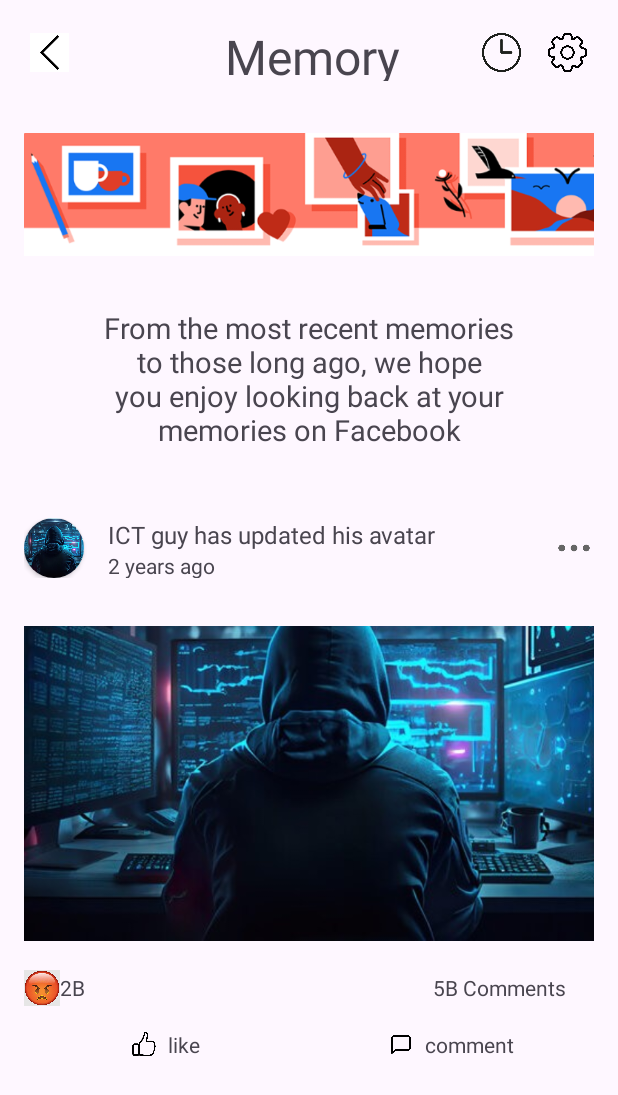
After one commit to 22BI13371/facebook-client-project, an Android app: the fragment MemoryFragment shown on its own in the app's theme, on a phone screen of 412 x 824 dp. The commit adds this screen. Shown: the top 1095 px of the screen. Run offline under Robolectric (Android 15) with nearby library versions, the light colour scheme and no system bars.

Commit message:
Memory_Fragment

```diff
--- /dev/null
+++ b/app/src/main/java/vn/edu/usth/facebookclient/MemoryFragment.java
@@ -0,0 +1,64 @@
+package vn.edu.usth.facebookclient;
+
+import android.os.Bundle;
+
+import androidx.fragment.app.Fragment;
+
+import android.view.LayoutInflater;
+import android.view.View;
+import android.view.ViewGroup;
+
+/**
+ * A simple {@link Fragment} subclass.
+ * Use the {@link MemoryFragment#newInstance} factory method to
+ * create an instance of this fragment.
+ */
+public class MemoryFragment extends Fragment {
+
+    // TODO: Rename parameter arguments, choose names that match
+    // the fragment initialization parameters, e.g. ARG_ITEM_NUMBER
+    private static final String ARG_PARAM1 = "param1";
+    private static final String ARG_PARAM2 = "param2";
+
+    // TODO: Rename and change types of parameters
+    private String mParam1;
+    private String mParam2;
+
+    public MemoryFragment() {
+        // Required empty public constructor
+    }
+
+    /**
+     * Use this factory method to create a new instance of
+     * this fragment using the provided parameters.
+     *
+     * @param param1 Parameter 1.
+     * @param param2 Parameter 2.
+     * @return A new instance of fragment MemoryFragment.
+     */
+    // TODO: Rename and change types and number of parameters
+    public static MemoryFragment newInstance(String param1, String param2) {
+        MemoryFragment fragment = new MemoryFragment();
+        Bundle args = new Bundle();
+        args.putString(ARG_PARAM1, param1);
+        args.putString(ARG_PARAM2, param2);
+        fragment.setArguments(args);
+        return fragment;
+    }
+
+    @Override
+    public void onCreate(Bundle savedInstanceState) {
+        super.onCreate(savedInstanceState);
+        if (getArguments() != null) {
+            mParam1 = getArguments().getString(ARG_PARAM1);
+            mParam2 = getArguments().getString(ARG_PARAM2);
+        }
+    }
+
+    @Override
+    public View onCreateView(LayoutInflater inflater, ViewGroup container,
+                             Bundle savedInstanceState) {
+        // Inflate the layout for this fragment
+        return inflater.inflate(R.layout.fragment_memory, container, false);
+    }
+}
--- /dev/null
+++ b/app/src/main/res/layout/fragment_memory.xml
@@ -0,0 +1,232 @@
+<?xml version="1.0" encoding="utf-8"?>
+<LinearLayout xmlns:android="http://schemas.android.com/apk/res/android"
+    xmlns:tools="http://schemas.android.com/tools"
+    android:layout_width="match_parent"
+    android:layout_height="match_parent"
+    xmlns:app="http://schemas.android.com/apk/res-auto"
+    android:orientation="horizontal"
+    tools:context=".MemoryFragment">
+
+    <LinearLayout
+        android:layout_width="match_parent"
+        android:layout_height="match_parent"
+        android:orientation="vertical">
+
+        <LinearLayout
+            android:layout_width="match_parent"
+            android:layout_height="70dp"
+            android:gravity="center_vertical"
+            android:orientation="horizontal"
+            android:padding="16dp"
+            tools:ignore="UseCompoundDrawables">
+
+            <ImageView
+                android:layout_width="34dp"
+                android:layout_height="match_parent"
+                android:layout_gravity="center_vertical"
+                android:contentDescription="@string/arrow"
+                android:padding="4dp"
+                android:src="@drawable/arrow" />
+
+            <TextView
+                android:layout_width="wrap_content"
+                android:layout_height="wrap_content"
+                android:layout_marginLeft="100dp"
+                android:layout_marginRight="50dp"
+                android:text="@string/Memory"
+                android:textSize="32sp" />
+
+            <ImageView
+                android:layout_width="34dp"
+                android:layout_height="match_parent"
+                android:layout_gravity="center_vertical"
+                android:contentDescription="@string/clock"
+                android:padding="4dp"
+                android:src="@drawable/clock" />
+
+            <ImageView
+                android:layout_width="34dp"
+                android:layout_height="match_parent"
+                android:layout_gravity="center_vertical"
+                android:layout_marginLeft="10dp"
+                android:contentDescription="@string/setting"
+                android:padding="4dp"
+                android:src="@drawable/setting" />
+        </LinearLayout>
+
+        <LinearLayout
+            android:layout_width="match_parent"
+            android:layout_height="119dp"
+            android:gravity="center_vertical"
+            android:orientation="horizontal"
+            android:padding="16dp"
+            tools:ignore="UseCompoundDrawables">
+
+            <ImageView
+                android:layout_width="400dp"
+                android:layout_height="wrap_content"
+                android:contentDescription="@string/headpicture"
+                android:src="@drawable/headpicture" />
+        </LinearLayout>
+
+        <LinearLayout
+            android:layout_width="match_parent"
+            android:layout_height="140dp"
+            android:gravity="center_vertical"
+            android:orientation="vertical"
+            android:padding="16dp"
+            tools:ignore="UseCompoundDrawables">
+
+            <TextView
+                android:layout_width="wrap_content"
+                android:layout_height="100dp"
+                android:layout_marginLeft="50dp"
+                android:layout_marginRight="50dp"
+                android:layout_marginBottom="14dp"
+                android:gravity="center"
+                android:text="@string/note"
+                android:textSize="19sp" />
+        </LinearLayout>
+        <LinearLayout
+            android:layout_width="match_parent"
+            android:layout_height="wrap_content"
+            android:gravity="center_vertical"
+            android:orientation="horizontal"
+            android:padding="16dp">
+
+            <androidx.cardview.widget.CardView
+                android:layout_width="40dp"
+                android:layout_height="40dp"
+                android:layout_gravity="center"
+                android:layout_marginEnd="16dp"
+                app:cardCornerRadius="20dp">
+
+                <ImageView
+                    android:layout_width="match_parent"
+                    android:layout_height="match_parent"
+                    android:contentDescription="@string/Icon1"
+                    android:scaleType="centerCrop"
+                    android:src="@drawable/profile_avatar" />
+
+            </androidx.cardview.widget.CardView>
+
+            <LinearLayout
+                android:layout_width="wrap_content"
+                android:layout_height="match_parent"
+                android:layout_gravity="center"
+                android:layout_marginEnd="80dp"
+                android:orientation="vertical">
+
+                <TextView
+                    android:layout_width="wrap_content"
+                    android:layout_height="wrap_content"
+                    android:text="@string/ICT_guy"
+                    android:textSize="16sp" />
+
+                <TextView
+                    android:layout_width="wrap_content"
+                    android:layout_height="wrap_content"
+                    android:text="@string/year_time" />
+            </LinearLayout>
+
+            <ImageView
+                android:layout_width="24dp"
+                android:layout_height="match_parent"
+                android:contentDescription="@string/Icon1"
+                android:src="@drawable/_380510_200"
+                app:tint="#666666" />
+        </LinearLayout>
+
+        <LinearLayout
+            android:layout_width="match_parent"
+            android:layout_height="245dp"
+            android:gravity="center_vertical"
+            android:orientation="horizontal"
+            android:padding="16dp"
+            tools:ignore="UseCompoundDrawables">
+
+            <ImageView
+                android:layout_width="400dp"
+                android:layout_height="269dp"
+                android:layout_marginBottom="30dp"
+                android:contentDescription="@string/headpicture"
+                android:src="@drawable/profile_avatar" />
+        </LinearLayout>
+
+        <LinearLayout
+            android:layout_width="match_parent"
+            android:layout_height="wrap_content"
+            android:gravity="center_vertical"
+            android:orientation="horizontal"
+            android:paddingStart="16dp"
+            android:paddingEnd="16dp">
+
+            <ImageView
+                android:layout_width="24dp"
+                android:layout_height="24dp"
+                android:contentDescription="@string/Icon2"
+                android:src="@drawable/angry" />
+
+            <TextView
+                android:layout_width="wrap_content"
+                android:layout_height="wrap_content"
+                android:layout_marginEnd="232dp"
+                android:text="@string/like_score" />
+
+            <TextView
+                android:layout_width="wrap_content"
+                android:layout_height="wrap_content"
+                android:text="@string/comment_score" />
+        </LinearLayout>
+        <LinearLayout
+            android:layout_width="match_parent"
+            android:layout_height="wrap_content"
+            android:baselineAligned="false"
+            android:gravity="center_vertical"
+            android:orientation="horizontal"
+            android:padding="16dp">
+
+            <LinearLayout
+                android:layout_width="match_parent"
+                android:layout_height="wrap_content"
+                android:layout_weight="1"
+                android:gravity="center"
+                android:orientation="horizontal"
+                tools:ignore="UseCompoundDrawables">
+
+                <ImageView
+                    android:layout_width="16dp"
+                    android:layout_height="16dp"
+                    android:layout_marginEnd="8dp"
+                    android:contentDescription="@string/Icon1"
+                    android:src="@drawable/like" />
+
+                <TextView
+                    android:layout_width="wrap_content"
+                    android:layout_height="wrap_content"
+                    android:text="@string/like_button_text" />
+            </LinearLayout>
+
+            <LinearLayout
+                android:layout_width="match_parent"
+                android:layout_height="wrap_content"
+                android:layout_weight="1"
+                android:gravity="center"
+                android:orientation="horizontal"
+                tools:ignore="UseCompoundDrawables">
+
+                <ImageView
+                    android:layout_width="16dp"
+                    android:layout_height="16dp"
+                    android:layout_marginEnd="8dp"
+                    android:contentDescription="@string/Icon1"
+                    android:src="@drawable/chat" />
+
+                <TextView
+                    android:layout_width="wrap_content"
+                    android:layout_height="wrap_content"
+                    android:text="@string/comment_button_text" />
+            </LinearLayout>
+        </LinearLayout>
+    </LinearLayout>
+</LinearLayout>
--- a/app/src/main/res/values/strings.xml
+++ b/app/src/main/res/values/strings.xml
@@ -93,5 +93,16 @@
     <string name="anthony_100m_scores">Anthony 100M scores</string>
     <string name="post_photo">Post Photo</string>
     <string name="kylian_photo_and_name">Kylian photo and name</string>
+    <string name="Memory">Memory</string>
+    <string name="clock">clock</string>
+    <string name="setting">"setting "</string>
+    <string name="arrow">arrow\n</string>
+    <string name="headpicture">picture of memory</string>
+    <string name="note">From the most recent memories to those long ago, we hope you enjoy looking back at your memories on Facebook</string>
+    <string name="ICT_guy">ICT guy has updated his avatar</string>
+    <string name="year_time">2 years ago</string>
+    <string name="like_score">2B</string>
+    <string name="comment_score">5B Comments</string>
+    <string name="Icon2">Angry icon \n</string>
 
 </resources>
```
Also changed, not shown: app/src/main/res/drawable/angry.png (added), app/src/main/res/drawable/arrow.png (added), app/src/main/res/drawable/clock.png (added), app/src/main/res/drawable/headpicture.png (added), app/src/main/res/drawable/setting.png (added).
